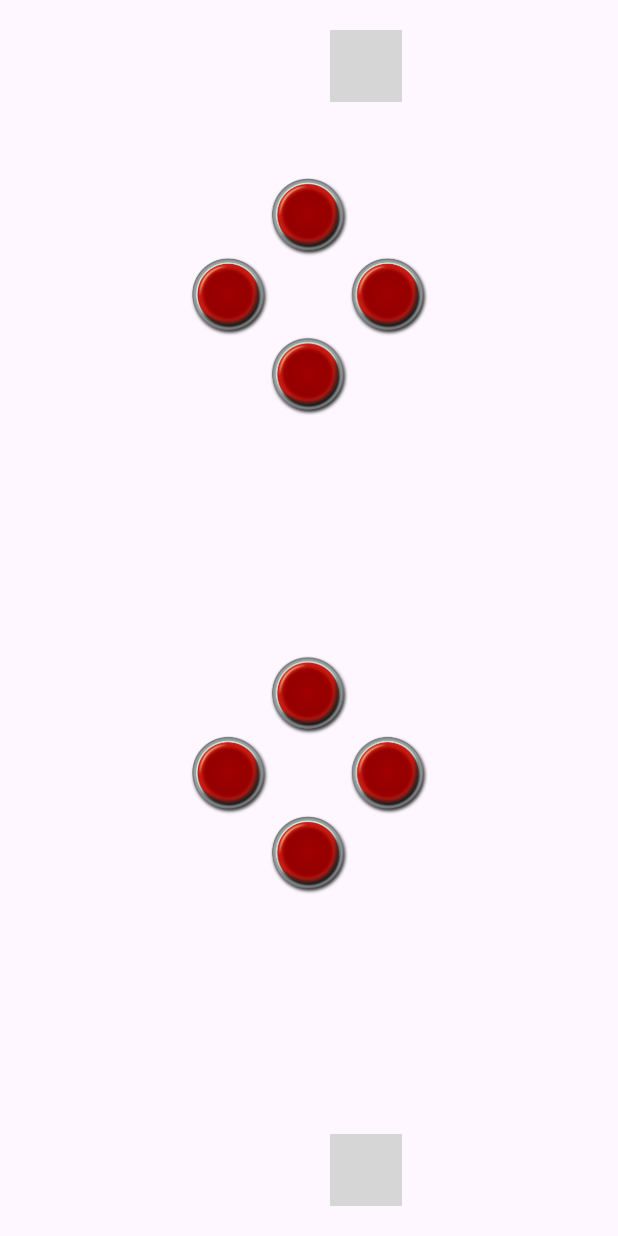
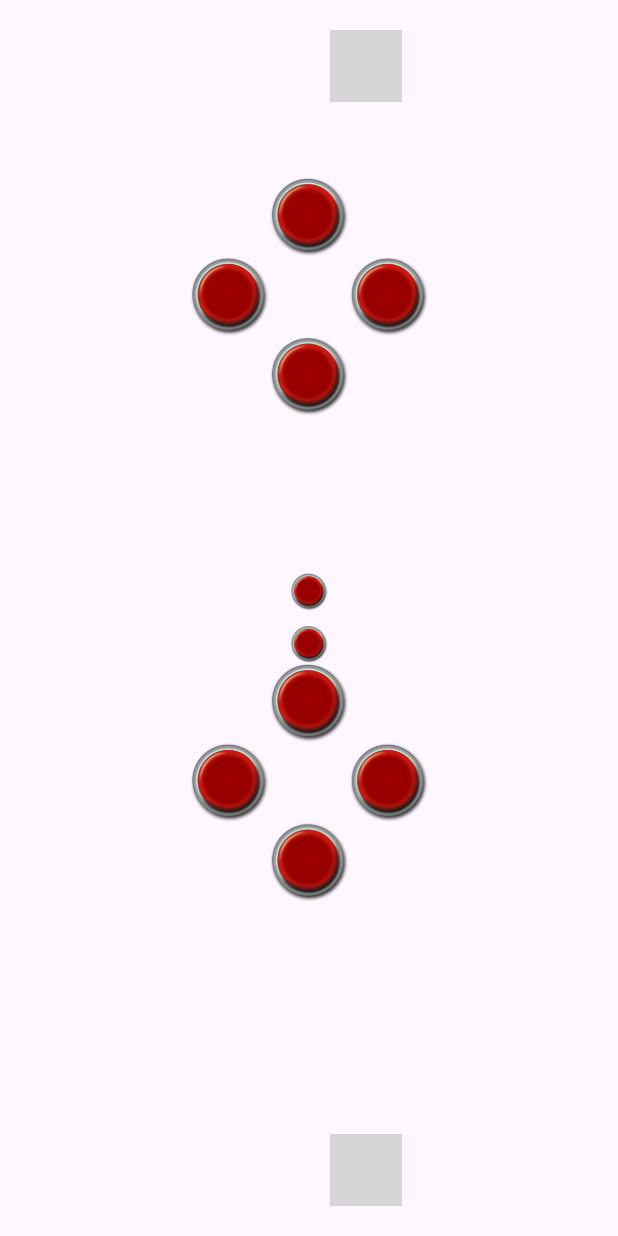
Before and after one commit to korkie9/controll_me_daddy_client, a Flutter app: the screen it shows after launch, on a phone screen of 412 x 824 dp. Run offline on Flutter 3.47's test engine with Material 3 defaults, Android fonts, the phone set to English and light mode, and no system bars; our stand-ins replace sensors_plus; missing offline and left inert: flutter_joystick; network calls fail; grey boxes are pictures that could not be loaded.

Commit message:
chore(main): add pause button

```diff
--- a/lib/main.dart
+++ b/lib/main.dart
@@ -1,5 +1,6 @@
 import 'dart:convert';
 
+import 'package:controll_me_daddy/components/game_button.dart';
 import 'package:controll_me_daddy/models/button_dto.dart';
 import 'package:controll_me_daddy/models/joystick_dto.dart';
 import 'package:controll_me_daddy/screens/pad.dart';
@@ -47,7 +48,7 @@ class _ControllMeDaddyState extends State<ControllMeDaddyState> {
     super.initState();
     // Connect to the WebSocket server
     _channel = IOWebSocketChannel.connect(
-      'ws://49a7-102-217-76-205.ngrok-free.app/ws',
+      'ws://cd58-102-217-76-205.ngrok-free.app/ws',
     );
     accelerometerEvents.listen(
       (AccelerometerEvent event) {
@@ -86,9 +87,11 @@ class _ControllMeDaddyState extends State<ControllMeDaddyState> {
     print(coords);
 
     Map<String, dynamic> data = Map<String, dynamic>();
-    data['x'] = coords.x * 32767;
+    data['x'] = (coords.x - 0.5).round().clamp(-32768, 32768);
+    data['y'] = (coords.y - 0.5).round().clamp(-32768, 32768);
     data['y'] = coords.y * 32767;
     data['side'] = coords.side;
+    print(coords.toString());
     final json = jsonEncode(data);
     _channel.sink.add(json);
   }
@@ -138,7 +141,29 @@ class _ControllMeDaddyState extends State<ControllMeDaddyState> {
               }),
               values: [308, 307, 305, 304],
             ),
-            const SizedBox(height: 50),
+            SizedBox(
+              height: 25,
+              child: GameButton(
+                onTapUp: (ButtonDto value) {},
+                onTapDown: (ButtonDto value) {
+                  _sendKeyPress(value);
+                },
+                btnKey: 315,
+                arrIndex: 0,
+              ),
+            ),
+            const SizedBox(height: 10),
+            SizedBox(
+              height: 25,
+              child: GameButton(
+                onTapUp: (ButtonDto value) {},
+                onTapDown: (ButtonDto value) {
+                  _sendKeyPress(value);
+                },
+                btnKey: 314,
+                arrIndex: 0,
+              ),
+            ),
 
             Pad(
               onPress: ((value) {
```
